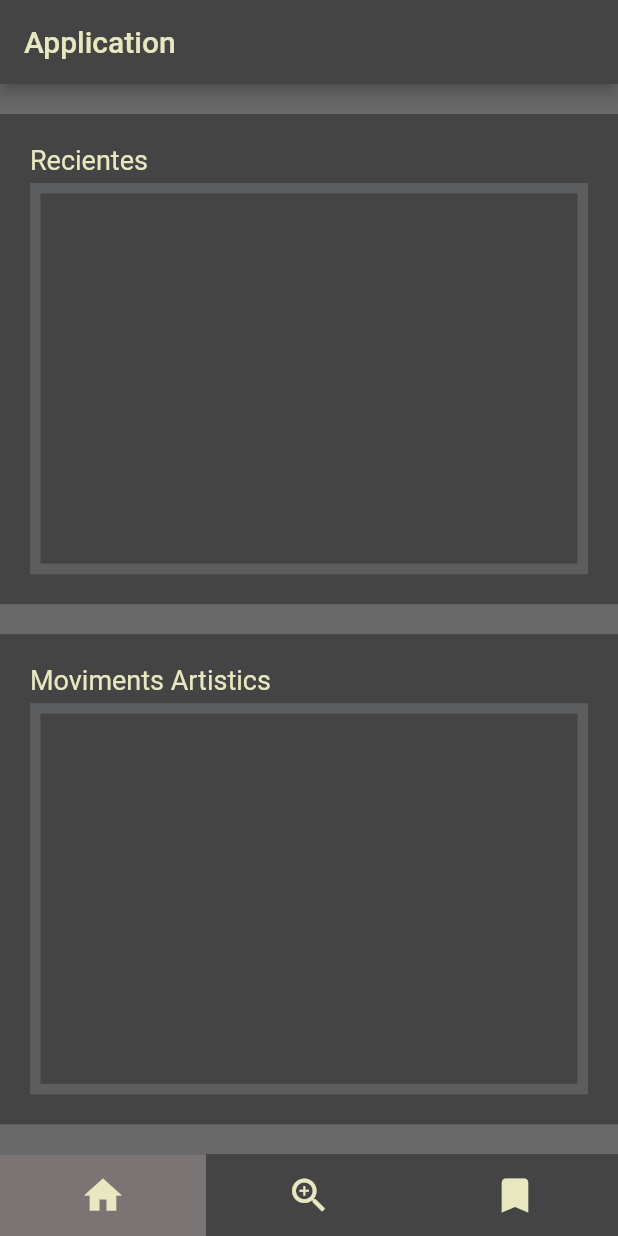
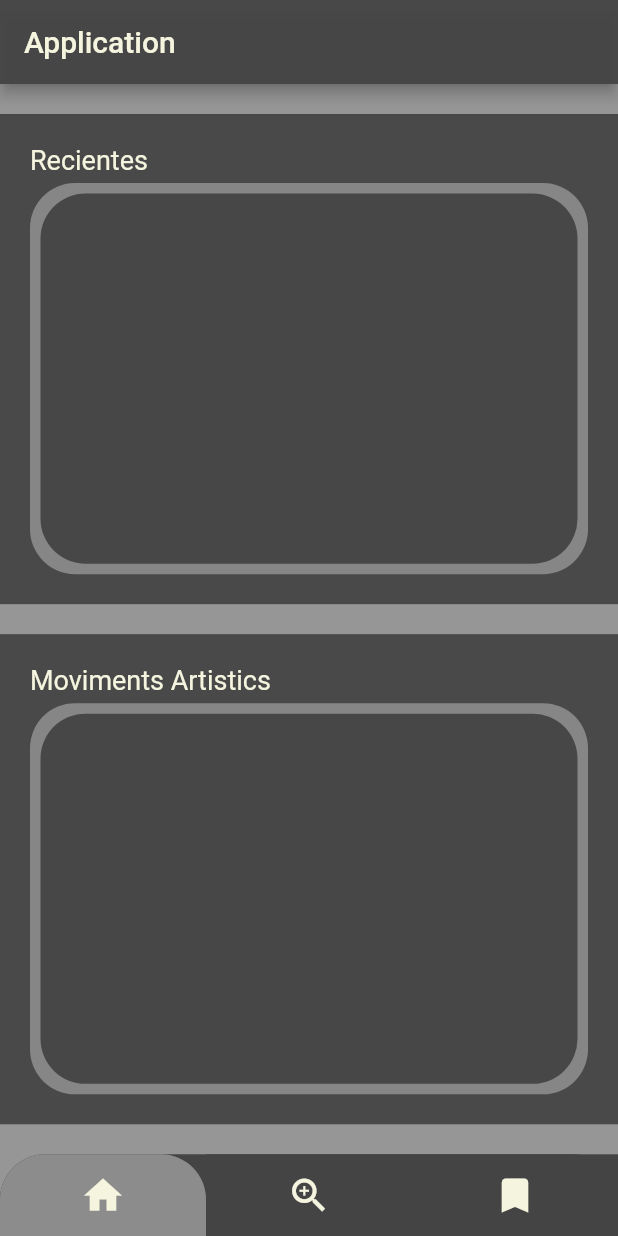
Before and after one commit to rayolop20/Project2_Mobiles, a Flutter app: the screen it shows after launch, on a phone screen of 412 x 824 dp. Run offline on Flutter 3.47's test engine with Material 2 defaults, Android fonts, the phone set to English and light mode, and no system bars; our stand-ins replace firebase_core; accounts and stored records are empty.

Commit message:
disseny aplicacio

```diff
--- a/projecte2_mobiles/lib/Windows1/HomeWindow.dart
+++ b/projecte2_mobiles/lib/Windows1/HomeWindow.dart
@@ -20,12 +20,13 @@ class _FirstScreenState extends State<FirstScreen> {
         title: const Text.rich(
           TextSpan(
             text: "Application",
-            style: TextStyle(color: Color.fromARGB(255, 231, 231, 192)),
+            style: TextStyle(color: Color.fromARGB(255, 245, 245, 223)),
           ),
         ),
-        backgroundColor: const Color.fromARGB(255, 68, 68, 68),
+        backgroundColor: const Color.fromARGB(1000,65,65,65),
+
       ),
-      backgroundColor: const Color.fromARGB(255, 105, 105, 105),
+      backgroundColor: const Color.fromARGB(1000,140, 140, 140),
       body: Column(
         children: const [
           Padding(padding: EdgeInsets.only(top: 20)),
--- a/projecte2_mobiles/lib/Windows1/WidgetsHome/MovimentsArtistics.dart
+++ b/projecte2_mobiles/lib/Windows1/WidgetsHome/MovimentsArtistics.dart
@@ -14,7 +14,8 @@ class _MovimentsArtisticsState extends State<MovimentsArtistics> {
   Widget build(BuildContext context) {
     return Container(
       decoration: const BoxDecoration(
-        color: Color.fromARGB(255, 68, 68, 68),
+        color: Color.fromARGB(1000, 65,65,65),
+
       ),
       padding: const EdgeInsets.all(20),
       child: Column(
@@ -25,7 +26,7 @@ class _MovimentsArtisticsState extends State<MovimentsArtistics> {
                 TextSpan(
                   text: "Moviments Artistics",
                   style: TextStyle(
-                      color: Color.fromARGB(255, 231, 231, 192), fontSize: 18),
+                      color: Color.fromARGB(255, 245, 245, 223), fontSize: 18),
                 ),
               ),
             ],
@@ -34,12 +35,24 @@ class _MovimentsArtisticsState extends State<MovimentsArtistics> {
           Expanded(
             child: Container(
               decoration: const BoxDecoration(
-                color: Color.fromARGB(255, 91, 93, 94),
+                color: Color.fromARGB(232, 140, 140, 140),
+                borderRadius: BorderRadius.only(
+                  topRight: Radius.circular(30),
+                  topLeft: Radius.circular(30),
+                  bottomLeft: Radius.circular(30),
+                  bottomRight: Radius.circular(30),
+                ),
               ),
               padding: const EdgeInsets.all(7),
               child: Container(
                 decoration: const BoxDecoration(
-                  color: Color.fromARGB(255, 68, 68, 68),
+                  color: Color.fromARGB(1000, 65,65,65),
+                  borderRadius: BorderRadius.only(
+                    topRight: Radius.circular(30),
+                    topLeft: Radius.circular(30),
+                    bottomLeft: Radius.circular(30),
+                    bottomRight: Radius.circular(30),
+                  ),
                 ),
               ),
             ),
--- a/projecte2_mobiles/lib/Windows1/WidgetsHome/Recientes.dart
+++ b/projecte2_mobiles/lib/Windows1/WidgetsHome/Recientes.dart
@@ -14,7 +14,8 @@ class _RecientesState extends State<Recientes> {
   Widget build(BuildContext context) {
     return Container(
       decoration: const BoxDecoration(
-        color: Color.fromARGB(255, 68, 68, 68),
+        color: Color.fromARGB(1000,65,65,65),
+
       ),
       padding: const EdgeInsets.all(20),
       child: Column(
@@ -25,7 +26,7 @@ class _RecientesState extends State<Recientes> {
                 TextSpan(
                   text: "Recientes",
                   style: TextStyle(
-                      color: Color.fromARGB(255, 231, 231, 192), fontSize: 18),
+                      color: Color.fromARGB(255, 245, 245, 223), fontSize: 18),
                 ),
               ),
             ],
@@ -34,12 +35,24 @@ class _RecientesState extends State<Recientes> {
           Expanded(
             child: Container(
               decoration: const BoxDecoration(
-                color: Color.fromARGB(255, 91, 93, 94),
+                color: Color.fromARGB(1000, 140, 140, 140),
+                borderRadius: BorderRadius.only(
+                topRight: Radius.circular(30),
+                topLeft: Radius.circular(30),
+                bottomLeft: Radius.circular(30),
+                bottomRight: Radius.circular(30),
+               ),
               ),
               padding: const EdgeInsets.all(7),
               child: Container(
                 decoration: const BoxDecoration(
-                  color: Color.fromARGB(255, 68, 68, 68),
+                  color: Color.fromARGB(1000,65,65,65),
+                  borderRadius: BorderRadius.only(
+                topRight: Radius.circular(30),
+                topLeft: Radius.circular(30),
+                bottomLeft: Radius.circular(30),
+                bottomRight: Radius.circular(30),
+               ),
                 ),
               ),
             ),
--- a/projecte2_mobiles/lib/Windows1/WidgetsHome/ToolBar.dart
+++ b/projecte2_mobiles/lib/Windows1/WidgetsHome/ToolBar.dart
@@ -10,18 +10,26 @@ class ToolBar extends StatelessWidget {
     return Container(
       decoration: const BoxDecoration(
         color: Color.fromARGB(255, 68, 68, 68),
+        borderRadius: BorderRadius.only(
+                topRight: Radius.circular(30),
+                topLeft: Radius.circular(30),
+               ),
       ),
       child: Row(
         children: [
           Expanded(
             child: Container(
               decoration: const BoxDecoration(
-                color: Color.fromARGB(255, 122, 116, 116),
+                color: Color.fromARGB(255, 140, 140, 140),
+               borderRadius: BorderRadius.only(
+                topRight: Radius.circular(30),
+                topLeft: Radius.circular(30),
+               ),
               ),
               child: const Center(
                 child: Icon(
                   Icons.home,
-                  color: Color.fromARGB(255, 231, 231, 192),
+                  color: Color.fromARGB(255, 245, 245, 223),
                   size: 30,
                 ),
               ),
@@ -35,7 +43,7 @@ class ToolBar extends StatelessWidget {
               child: const Center(
                 child: Icon(
                   Icons.zoom_in,
-                  color: Color.fromARGB(255, 231, 231, 192),
+                  color: Color.fromARGB(255, 245, 245, 223),
                   size: 30,
                 ),
               ),
@@ -49,7 +57,7 @@ class ToolBar extends StatelessWidget {
               child: const Center(
                 child: Icon(
                   Icons.turned_in,
-                  color: Color.fromARGB(255, 231, 231, 192),
+                  color: Color.fromARGB(255, 245, 245, 223),
                   size: 30,
                 ),
               ),
```
